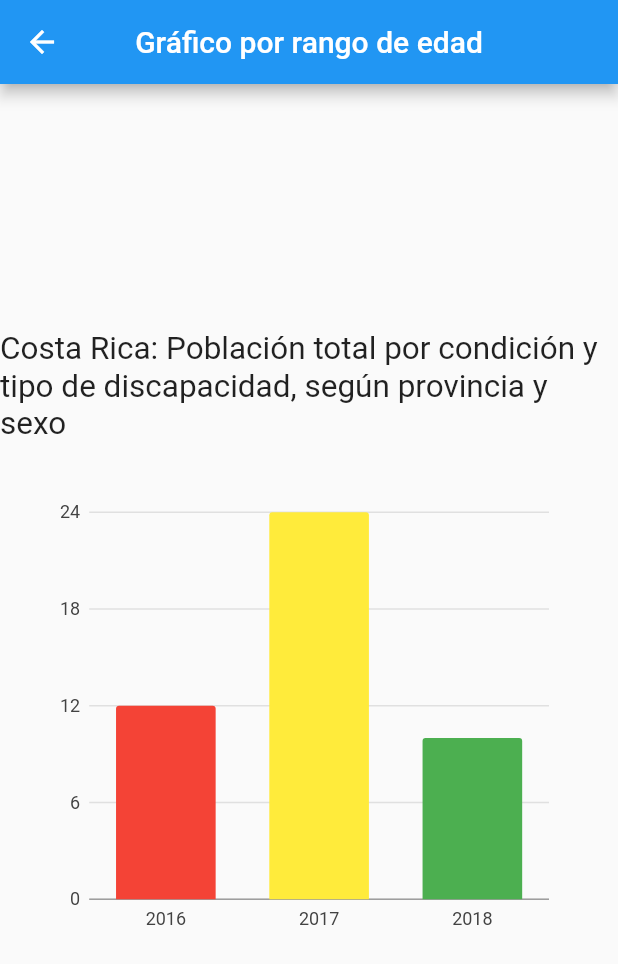
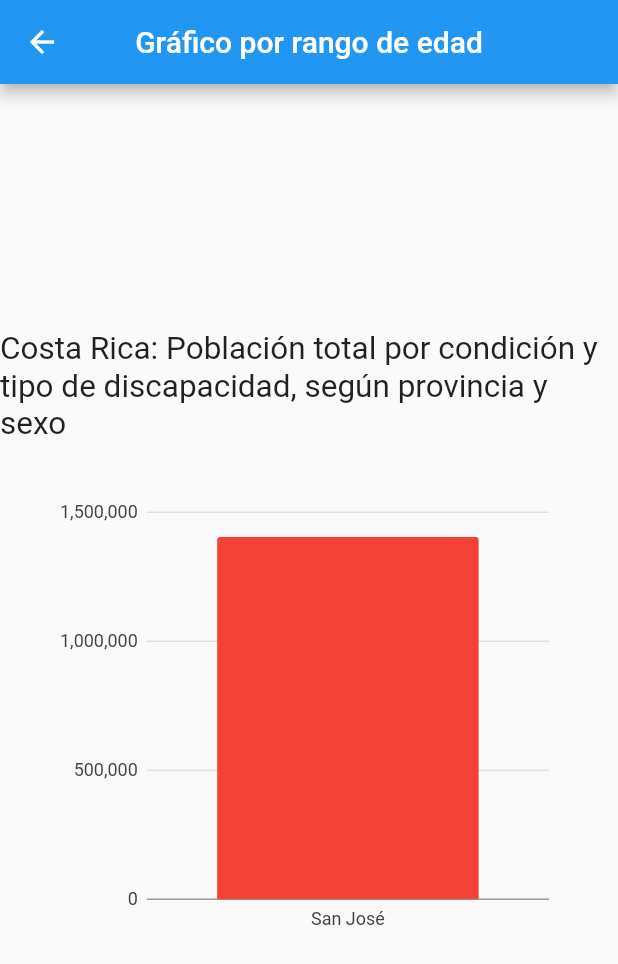
Before and after one commit to Barbara24/Visualizacion1, a Flutter app: the Bars screen opened directly, on a phone screen of 412 x 824 dp. Shown: the top 964 px of the screen. Run offline on Flutter 3.47's test engine with Material 2 defaults, Android fonts, the phone set to English and light mode, and no system bars; our stand-ins replace charts_flutter.

Commit message:
[Update] barras

```diff
--- a/first_project/lib/bars.dart
+++ b/first_project/lib/bars.dart
@@ -4,7 +4,7 @@ import 'package:flutter/material.dart';
 import 'package:charts_flutter/flutter.dart' as charts;
 
 import 'data.dart';
-
+import 'provincia.dart';
 
 class Bars extends StatefulWidget{
 
@@ -15,18 +15,36 @@ class Bars extends StatefulWidget{
 
 class BarsState extends State<Bars>{
   List<int> clicksCount = [12,24,10];
+  List<Provincia> prov;
   int actualClickData = 0;
 
   @override
   Widget build(BuildContext context) {
     var data = [
-      new ClicksPerYear('2016', clicksCount[0], Colors.red),
-      new ClicksPerYear('2017', clicksCount[1], Colors.yellow),
-      new ClicksPerYear('2018', clicksCount[2], Colors.green),
+      new Provincia('San José',"Hombres", 1404242,"23782","9169","46533","15575","11765","9981","1248593", Colors.red),
+      //new ClicksPerYear('2017', clicksCount[1], Colors.yellow),
+      //new ClicksPerYear('2018', clicksCount[2], Colors.green),
     ];
 
+    /*@override
+    Widget build(BuildContext context) {
+      var data = [
+        new Provincia("San José","Hombres", "1404242","23782","9169","46533","15575","11765","9981","1248593", Colors.red),
+        new ClicksPerYear('2017', clicksCount[1], Colors.yellow),
+        new ClicksPerYear('2018', clicksCount[2], Colors.green),
+      ]; */
 
     var series = [
+      new charts.Series(
+        id: 'Provincia',
+        domainFn: (Provincia clickData, _) => clickData.provincia,
+        measureFn: (Provincia clickData, _) => clickData.poblacionTotal,
+        colorFn: (Provincia clickData, _) => clickData.color,
+        data: data,
+      ),
+    ];
+
+    /* var series = [
       new charts.Series(
         id: 'Clicks',
         domainFn: (ClicksPerYear clickData, _) => clickData.year,
@@ -34,7 +52,7 @@ class BarsState extends State<Bars>{
         colorFn: (ClicksPerYear clickData, _) => clickData.color,
         data: data,
       ),
-    ];
+    ]; */
 
     var chart = new charts.BarChart(
       series,
@@ -48,8 +66,8 @@ class BarsState extends State<Bars>{
                     context: context,
                     builder: (BuildContext context){
                       return AlertDialog(
-                        title: Text(data[actualClickData].year),
-                        content: Text("Clicks made: "+data[actualClickData].clicks.toString()),
+                        title: Text(data[actualClickData].provincia),
+                        content: Text("Clicks made: "+data[actualClickData].poblacionTotal.toString()),
                         actions: <Widget>[
                           FlatButton(
                             child: Text("Close"),
--- a/first_project/lib/provincia.dart
+++ b/first_project/lib/provincia.dart
@@ -5,7 +5,7 @@ import 'package:flutter/material.dart';
 class Provincia {
   final String provincia;
   final String sexo;
-  final String poblacionTotal;
+  final int poblacionTotal;
   final String lentesPuestos;
   final String hablar;
   final String caminar;
```
